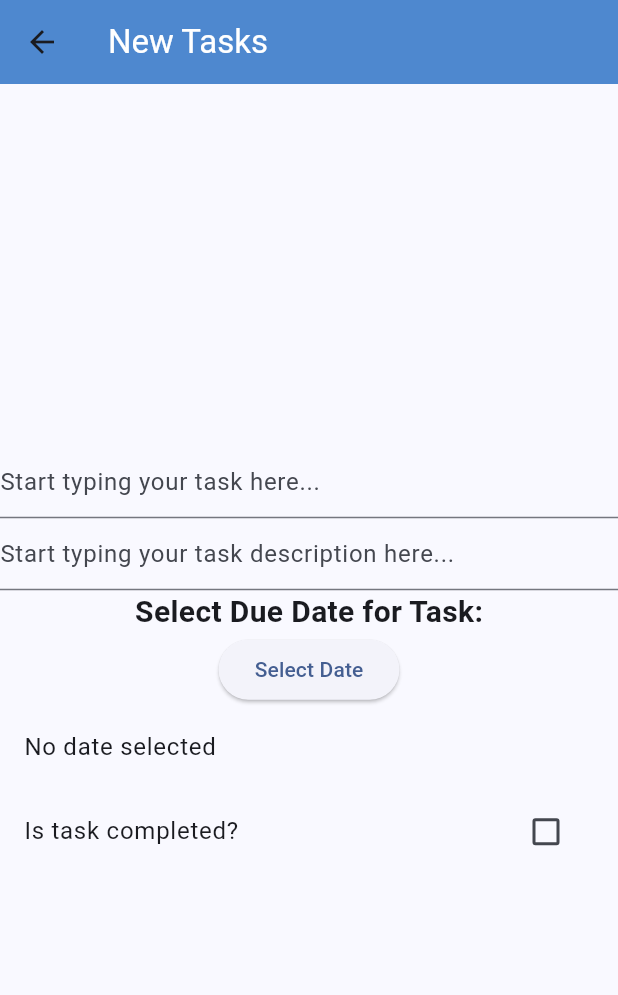
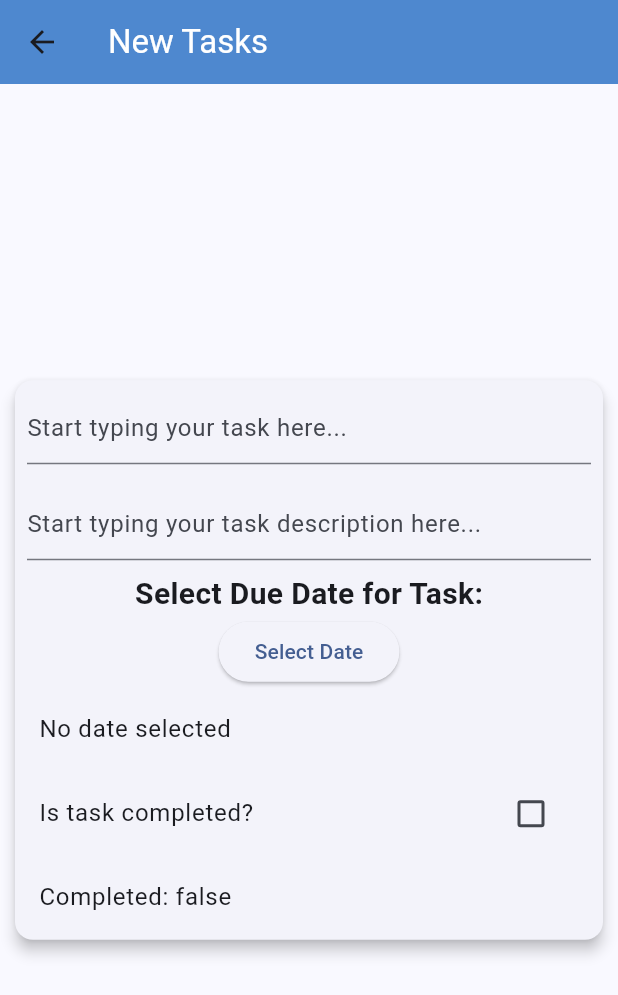
Before and after one commit to Omkar-t06/MyNotes-project, a Flutter app: the TodoView screen opened directly, after a tap on the "add" icon, on a phone screen of 412 x 824 dp. Shown: the top 995 px of the screen. Run offline on Flutter 3.47's test engine with Material 2 defaults, Android fonts, the phone set to English and light mode, and no system bars; our stand-ins replace bloc, cloud_firestore, equatable, firebase_auth, firebase_core, flutter_bloc and 1 more; accounts and stored records are empty.

Commit message:
Todo app step 6

```diff
--- a/lib/service/cloud/firebase_cloud_storage.dart
+++ b/lib/service/cloud/firebase_cloud_storage.dart
@@ -45,7 +45,7 @@ class FirebaseCloudStorage {
     try {
       await todos.doc(documentId).update({
         titleFieldName: title,
-        descriptionFieldName: description,
+        descriptionFieldName: description!,
         dueDateFieldName: dueDate != null ? Timestamp.fromDate(dueDate) : null,
         isCompletedFieldName: isComplete
       });
--- a/lib/views/todo/create_update_todos.dart
+++ b/lib/views/todo/create_update_todos.dart
@@ -24,7 +24,6 @@ class _CreateUpdateTodosViewState extends State<CreateUpdateTodosView> {
     _todosService = FirebaseCloudStorage();
     _textControllerOfTitle = TextEditingController();
     _textControllerOfdescrpition = TextEditingController();
-    _selectedDate = null;
     super.initState();
   }
 
@@ -42,7 +41,8 @@ class _CreateUpdateTodosViewState extends State<CreateUpdateTodosView> {
       title: title,
       isComplete: _isCompleted,
       description: description,
-        dueDate: dueDate);
+      dueDate: dueDate,
+    );
   }
 
   void _setTextControllerListener() {
@@ -58,8 +58,8 @@ class _CreateUpdateTodosViewState extends State<CreateUpdateTodosView> {
     if (widgetTodos != null) {
       _todos = widgetTodos;
       _textControllerOfTitle.text = widgetTodos.title;
-      _textControllerOfdescrpition.text = widgetTodos.description!;
-      _selectedDate = widgetTodos.dueDate!;
+      _textControllerOfdescrpition.text = widgetTodos.description ?? '';
+      _selectedDate = widgetTodos.dueDate != null ? widgetTodos.dueDate! : null;
       _isCompleted = widgetTodos.isCompleted;
       return widgetTodos;
     }
@@ -126,23 +126,36 @@ class _CreateUpdateTodosViewState extends State<CreateUpdateTodosView> {
               return Column(
                 mainAxisAlignment: MainAxisAlignment.center,
                 children: [
-                  TextField(
+                  Card(
+                    margin: const EdgeInsets.all(10),
+                    elevation: 4,
+                    child: Column(
+                      children: [
+                        Padding(
+                          padding: const EdgeInsets.all(8.0),
+                          child: TextField(
                             controller: _textControllerOfTitle,
                             decoration: const InputDecoration(
                               hintText: 'Start typing your task here...',
                             ),
                           ),
-                  TextField(
+                        ),
+                        Padding(
+                          padding: const EdgeInsets.all(8.0),
+                          child: TextField(
                             controller: _textControllerOfdescrpition,
                             decoration: const InputDecoration(
-                      hintText: 'Start typing your task description here...',
+                              hintText:
+                                  'Start typing your task description here...',
                             ),
                             keyboardType: TextInputType.multiline,
                             maxLines: null,
                           ),
+                        ),
                         const Text(
                           "Select Due Date for Task:",
-                    style: TextStyle(fontSize: 20, fontWeight: FontWeight.bold),
+                          style: TextStyle(
+                              fontSize: 20, fontWeight: FontWeight.bold),
                         ),
                         ElevatedButton(
                           onPressed: () async {
@@ -171,12 +184,18 @@ class _CreateUpdateTodosViewState extends State<CreateUpdateTodosView> {
                           trailing: Checkbox(
                             onChanged: (bool? value) {
                               setState(() {
-                          _isCompleted = value!;
+                                _isCompleted = value ?? false;
                               });
                             },
                             value: _isCompleted,
                           ),
                         ),
+                        ListTile(
+                          title: Text("Completed: $_isCompleted"),
+                        ),
+                      ],
+                    ),
+                  )
                 ],
               );
             default:
--- a/lib/views/todo/todos_list_view.dart
+++ b/lib/views/todo/todos_list_view.dart
@@ -7,12 +7,14 @@ typedef TodosCallback = void Function(CloudTodos todo);
 class TodoListView extends StatelessWidget {
   final Iterable<CloudTodos> todos;
   final TodosCallback onDeleteTodo;
+  final TodosCallback onCheckTodo;
   final TodosCallback onTap;
   const TodoListView({
     super.key,
     required this.todos,
     required this.onDeleteTodo,
     required this.onTap,
+    required this.onCheckTodo,
   });
 
   @override
@@ -42,7 +44,9 @@ class TodoListView extends StatelessWidget {
           ),
           leading: Checkbox(
             value: todo.isCompleted,
-            onChanged: (value) {},
+            onChanged: (value) {
+              onCheckTodo(todo);
+            },
           ),
         );
       },
```
Also changed, not shown: lib/views/todo/todo_view.dart (+10 -1 lines). Lines whose indentation alone changed are shown as unchanged.
